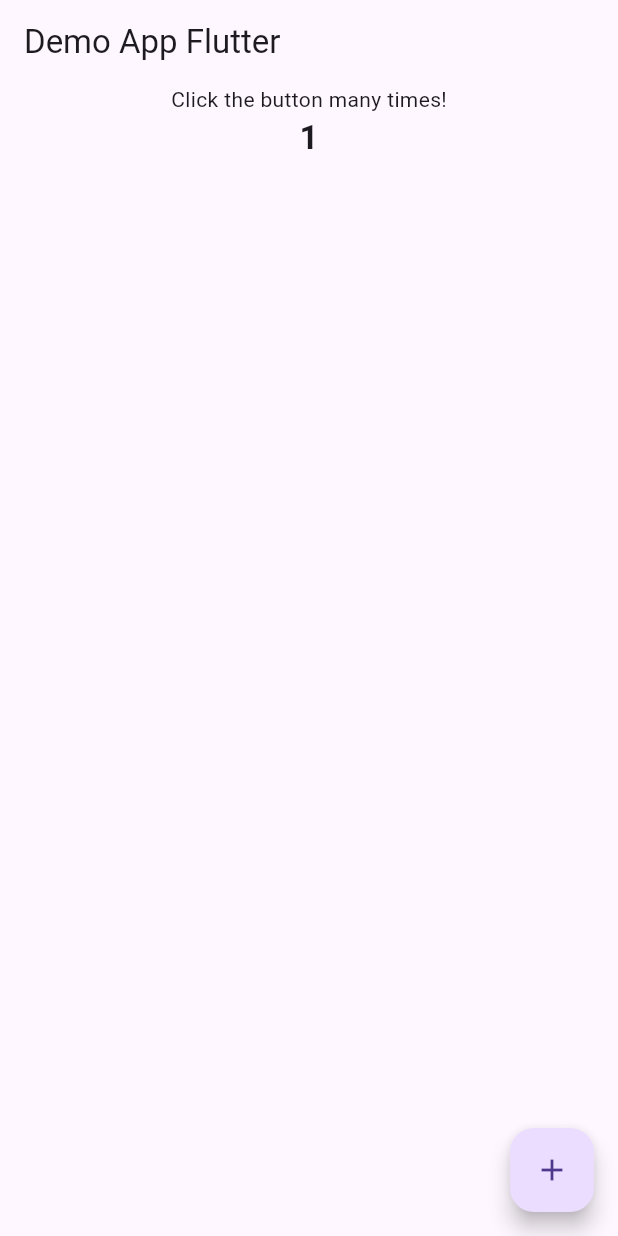
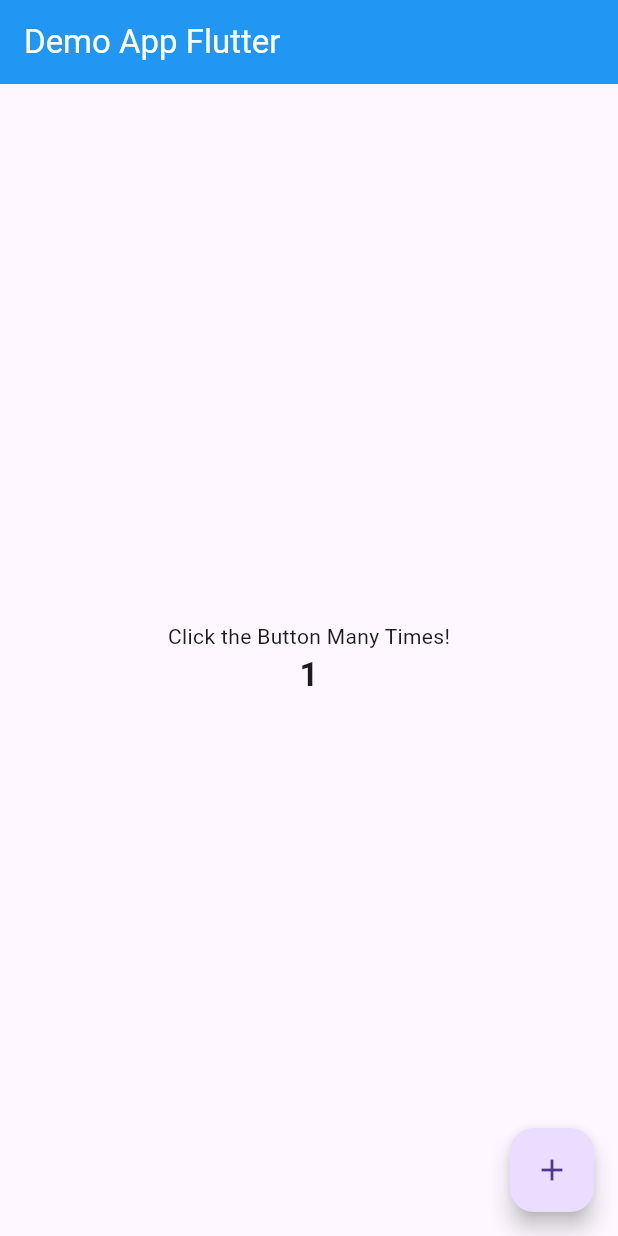
Before and after one commit to rvnclw33/flutter, a Flutter app: the screen it shows after launch, after a tap on the "add" icon, on a phone screen of 412 x 824 dp. Run offline on Flutter 3.47's test engine with Material 3 defaults, Android fonts, the phone set to English and light mode, and no system bars.

Commit message:
modified code

```diff
--- a/intro_app/lib/main.dart
+++ b/intro_app/lib/main.dart
@@ -1,5 +1,3 @@
-import 'dart:ffi';
-
 import 'package:flutter/material.dart';
 
 void main()
@@ -31,13 +29,20 @@
   Widget build(BuildContext context) {
     return Scaffold(
       appBar: AppBar(
-        title: const Text('Demo App Flutter'),
+        title: const Text(
+            'Demo App Flutter',
+              style: TextStyle(color: Colors.white),
+        ),
+        backgroundColor: Colors.blue,
       ),
       body: Center(
         child: Column(
+          mainAxisAlignment: MainAxisAlignment.center,
           children: [
-            Text('Click the button many times!'),
-            Text('1', style: TextStyle(fontSize: 22, fontWeight: FontWeight.bold)
+            Text('Click the Button Many Times!'),
+            Text(
+                number.toString(),
+                style: TextStyle(fontSize: 22, fontWeight: FontWeight.bold)
             ),
           ],
         ),
@@ -45,7 +50,9 @@
       floatingActionButton: FloatingActionButton(
           child: Icon(Icons.add),
           onPressed: () {
-            number++;
+            setState(() {
+              number++;
+            });
             print(number); // print to console log
           },
       ),
```
